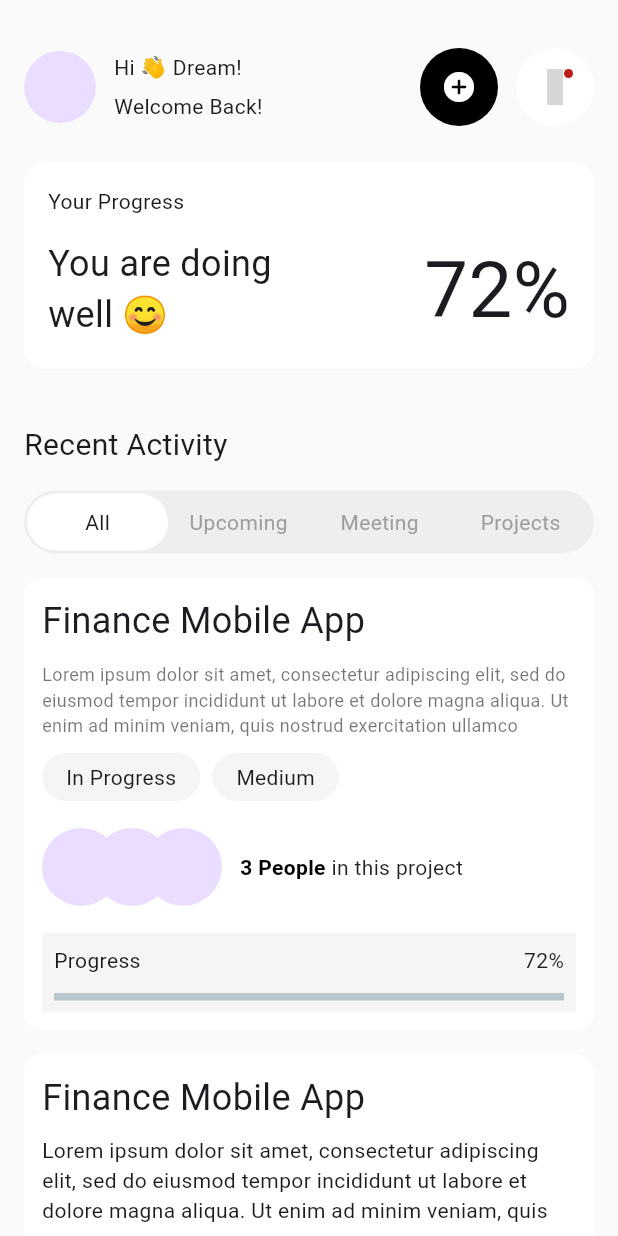
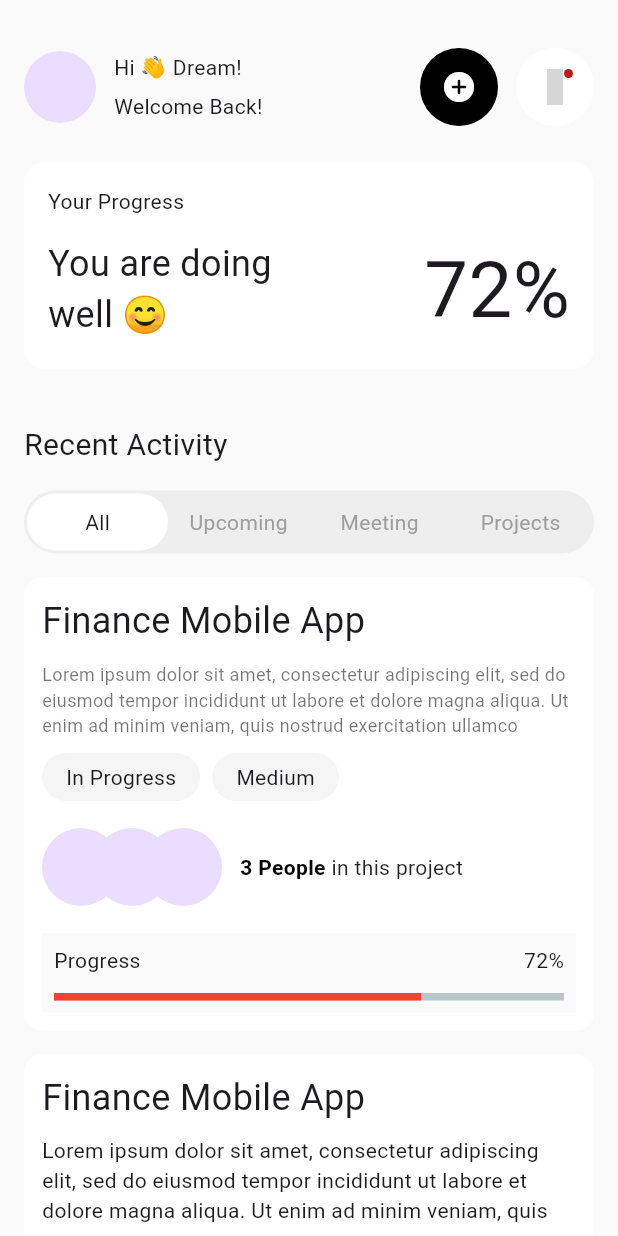
Before and after one commit to JAICHANGPARK/flutter_notebook_chapter_44, a Flutter app: the TaskManagementMainPage screen opened directly, on a phone screen of 412 x 824 dp. Run offline on Flutter 3.47's test engine with Material 3 defaults, Android fonts, the phone set to English and light mode, and no system bars; drawn by our look-alikes of percent_indicator; our stand-ins replace gap, hugeicons; grey boxes are pictures that could not be loaded.

Commit message:
Update task_management_main_page.dart

```diff
--- a/lib/ep2207_task_management_app/ui/task_management_main_page.dart
+++ b/lib/ep2207_task_management_app/ui/task_management_main_page.dart
@@ -239,7 +239,7 @@ class _TaskManagementMainPageState extends State<TaskManagementMainPage> {
                               // height: 52,
                               padding: EdgeInsets.all(8),
                               decoration: BoxDecoration(
-                                color: Colors.grey[100]!,
+                                color: Colors.grey[50]!,
                               ),
                               child: Column(
                                 spacing: 12,
@@ -252,6 +252,7 @@ class _TaskManagementMainPageState extends State<TaskManagementMainPage> {
                                   ),
                                   LinearPercentIndicator(
                                     padding: EdgeInsets.zero,
+                                    percent: .72,
                                   ),
                                 ],
                               ),
```
